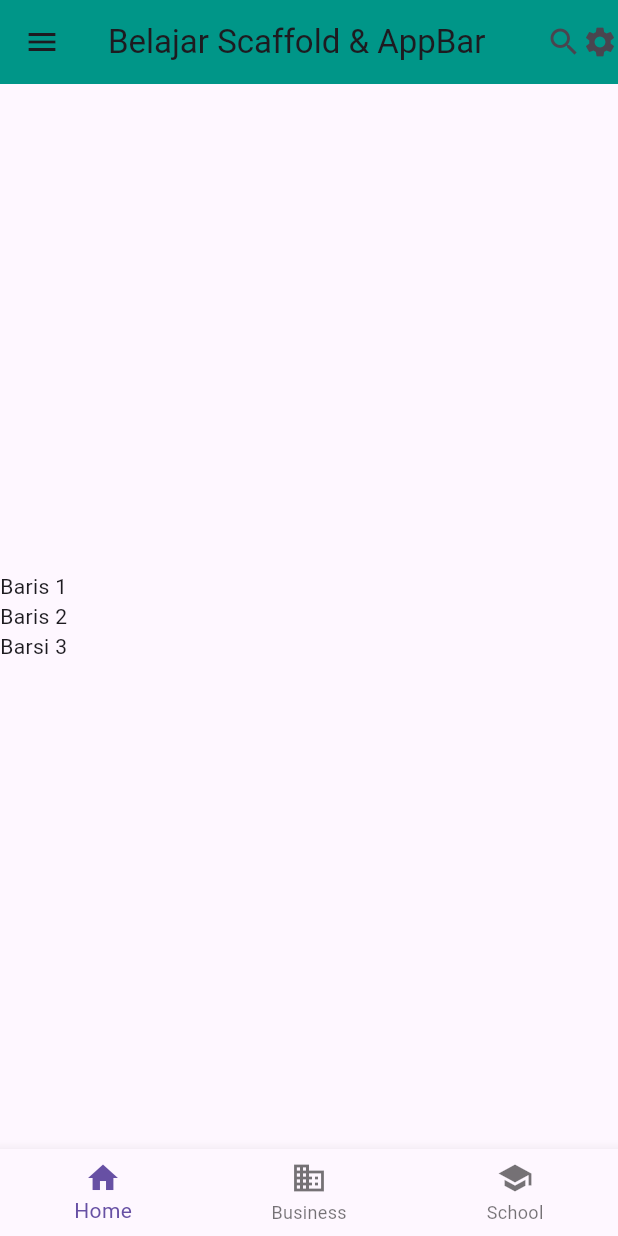
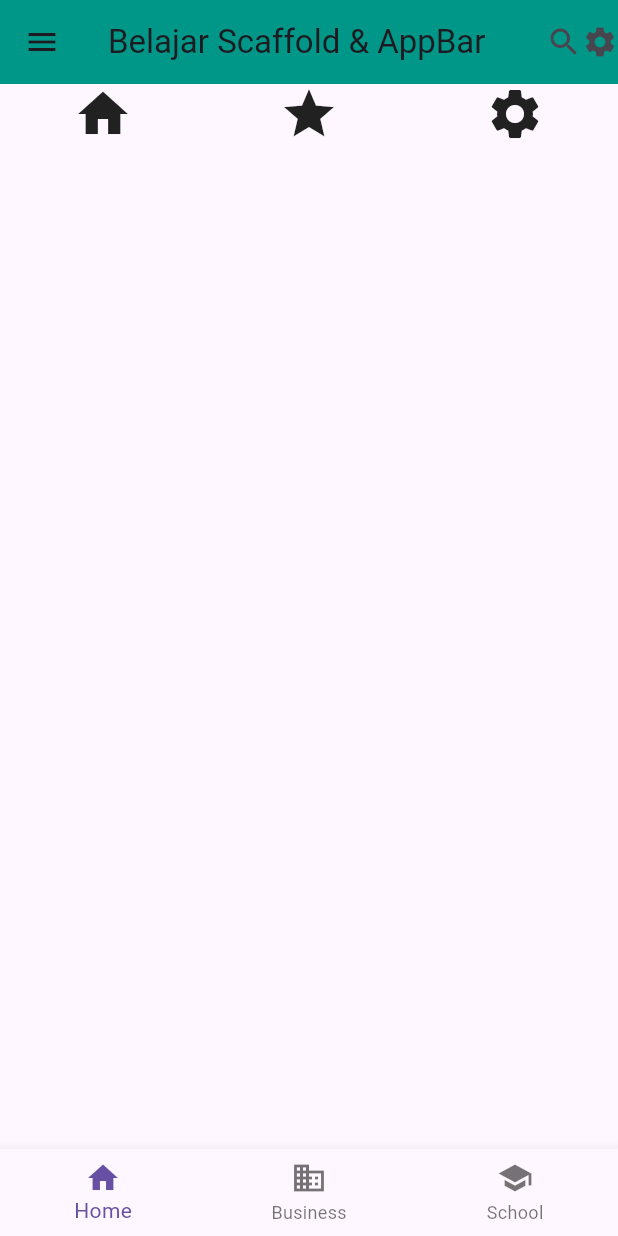
Before and after one commit to Alyaajeng/pem_mobile, a Flutter app: the screen it shows after launch, on a phone screen of 412 x 824 dp. Run offline on Flutter 3.47's test engine with Material 3 defaults, Android fonts, the phone set to English and light mode, and no system bars; our stand-ins replace just_audio.

Commit message:
P6 - Dasar Widget Row

```diff
--- a/flutter/pertemuan6/pertemuan6/lib/main.dart
+++ b/flutter/pertemuan6/pertemuan6/lib/main.dart
@@ -20,13 +20,12 @@
             // Icon(Icons.more_vert),
           ],
         ),
-        body: Column(
-          mainAxisAlignment: MainAxisAlignment.center,
-          crossAxisAlignment: CrossAxisAlignment.start,
+        body: Row(
+          mainAxisAlignment: MainAxisAlignment.spaceAround,
           children: const [
-            Text("Baris 1"),
-            Text("Baris 2"),
-            Text("Barsi 3"),
+            Icon(Icons.home, size: 40),
+            Icon(Icons.star, size: 40),
+            Icon(Icons.settings, size: 40),
           ],
         ),
         drawer: Drawer(
```
